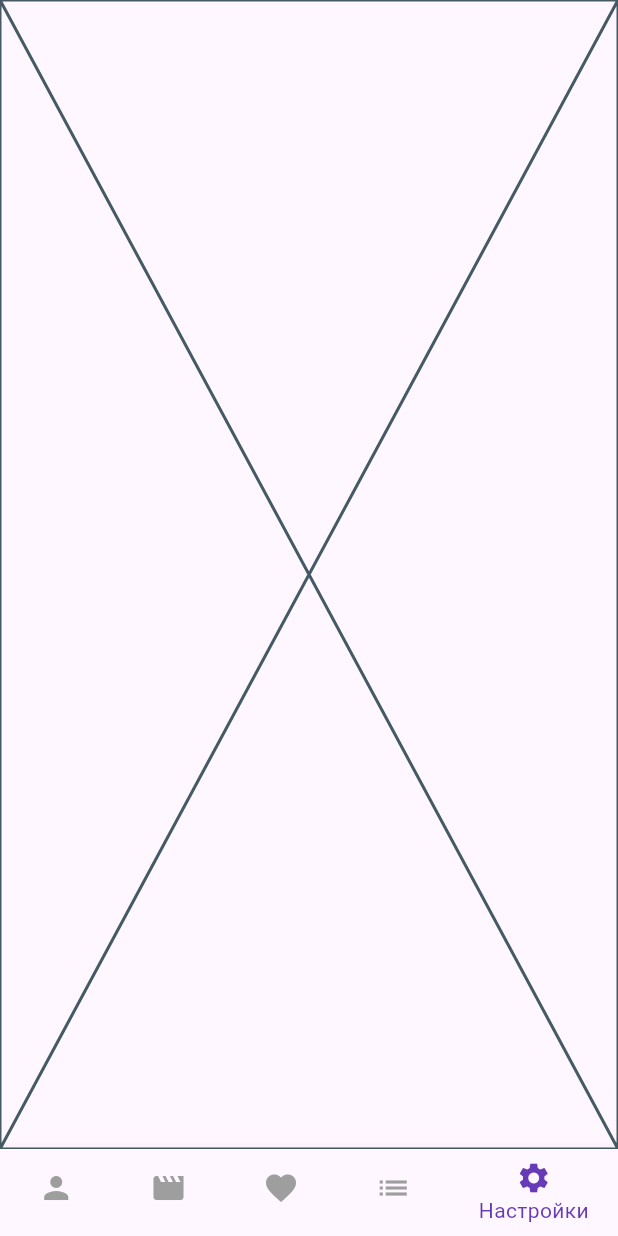
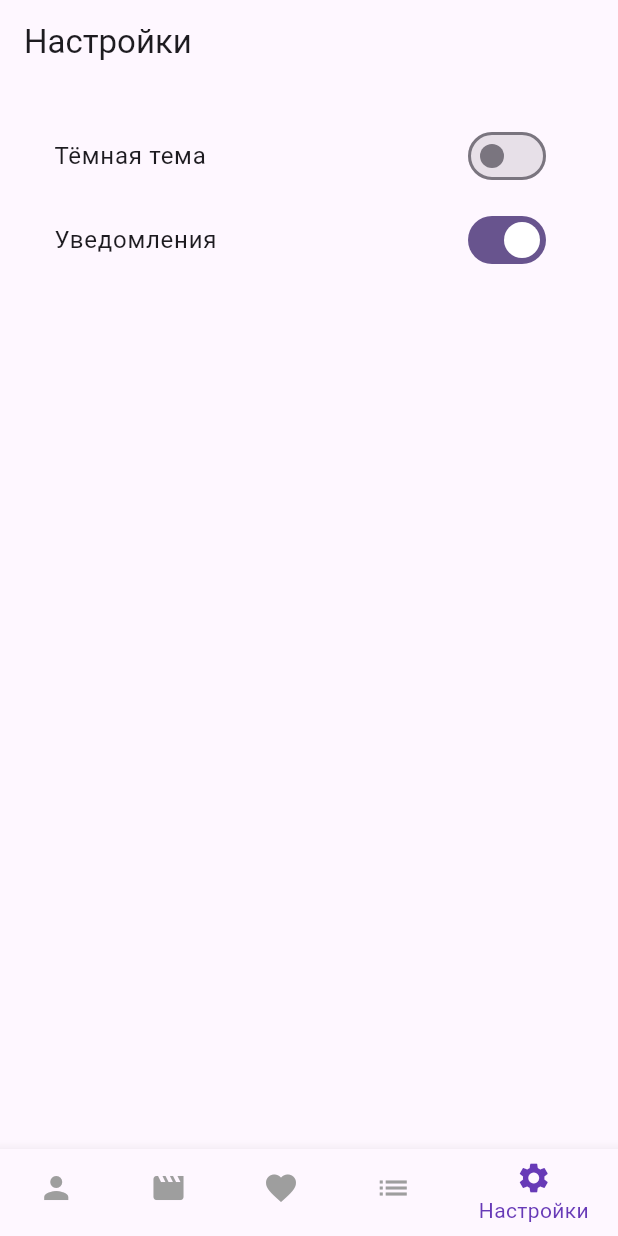
Before and after one commit to VAC2UM/flutter_projects, a Flutter app: the screen it shows after launch, item 5 of the bottom bar chosen, on a phone screen of 412 x 824 dp. Run offline on Flutter 3.47's test engine with Material 3 defaults, Android fonts, the phone set to English and light mode, and no system bars.

Commit message:
Реализован экран настроек

```diff
--- a/lib/screens/settings_screen.dart
+++ b/lib/screens/settings_screen.dart
@@ -1,10 +1,45 @@
 import 'package:flutter/material.dart';
 
-class SettingsScreen extends StatelessWidget {
+class SettingsScreen extends StatefulWidget {
   const SettingsScreen({super.key});
 
   @override
+  State<SettingsScreen> createState() => _SettingsScreenState();
+}
+
+class _SettingsScreenState extends State<SettingsScreen> {
+  bool _darkTheme = false;
+  bool _notifications = true;
+
+  @override
   Widget build(BuildContext context) {
-    return const Placeholder();
+    return Scaffold(
+      appBar: AppBar(title: const Text('Настройки')),
+      body: Padding(
+        padding: const EdgeInsets.all(20.0),
+        child: Column(
+          children: [
+            SwitchListTile(
+              title: const Text('Тёмная тема'),
+              value: _darkTheme,
+              onChanged: (value) {
+                setState(() {
+                  _darkTheme = value;
+                });
+              },
+            ),
+            SwitchListTile(
+              title: const Text('Уведомления'),
+              value: _notifications,
+              onChanged: (value) {
+                setState(() {
+                  _notifications = value;
+                });
+              },
+            ),
+          ],
+        ),
+      ),
+    );
   }
 }
```
